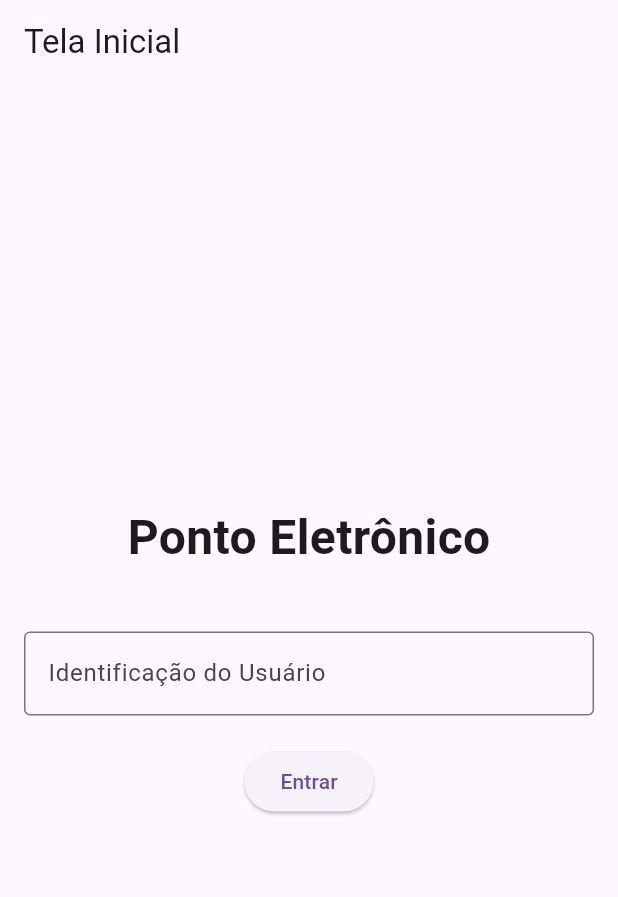
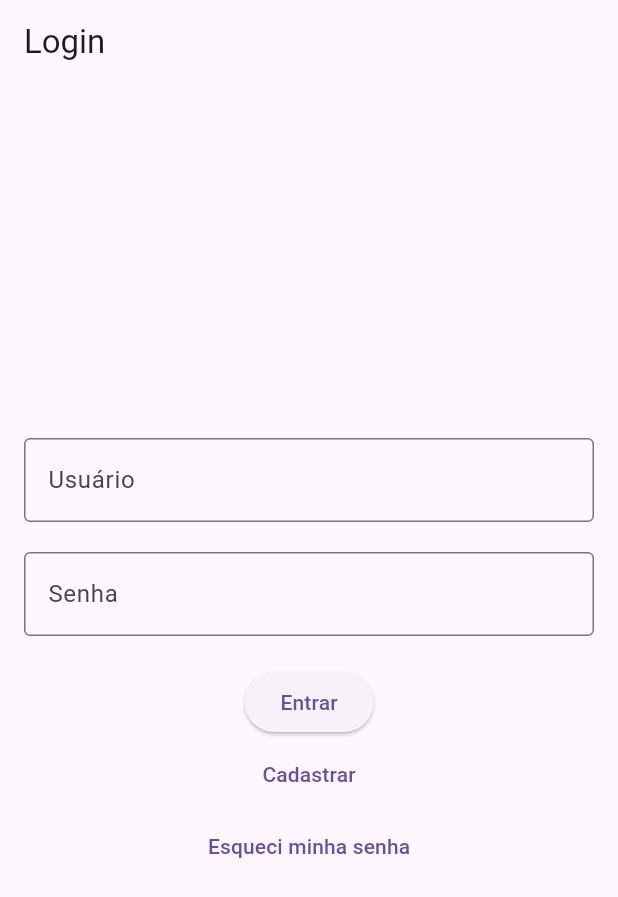
Before and after one commit to Rodkross/flutter_pontoapp, a Flutter app: the screen it shows after launch, on a phone screen of 412 x 824 dp. Shown: the top 897 px of the screen. Run offline on Flutter 3.47's test engine with Material 3 defaults, Android fonts, the phone set to English and light mode, and no system bars.

Commit message:
criando a tela de login

```diff
--- a/lib/main.dart
+++ b/lib/main.dart
@@ -1,7 +1,7 @@
 import 'package:flutter/material.dart';
 import 'package:provider/provider.dart';
-import 'screens/tela_inicial.dart';
 import 'providers/ponto_provider.dart';
+import 'screens/login_screen.dart';
 
 void main() {
   runApp(MyApp());
@@ -13,7 +13,7 @@ class MyApp extends StatelessWidget {
     return ChangeNotifierProvider(
       create: (_) => PontoProvider(),
       child: MaterialApp(
-        home: TelaInicial(),
+        home: LoginScreen(),
       ),
     );
   }
--- a/lib/screens/login_screen.dart
+++ b/lib/screens/login_screen.dart
@@ -0,0 +1,64 @@
+import 'package:flutter/material.dart';
+import 'tela_inicial.dart';
+
+class LoginScreen extends StatelessWidget {
+  final TextEditingController _userController = TextEditingController();
+  final TextEditingController _passwordController = TextEditingController();
+
+  @override
+  Widget build(BuildContext context) {
+    return Scaffold(
+      appBar: AppBar(
+        title: Text('Login'),
+      ),
+      body: Padding(
+        padding: const EdgeInsets.all(16.0),
+        child: Column(
+          mainAxisAlignment: MainAxisAlignment.center,
+          children: [
+            TextField(
+              controller: _userController,
+              decoration: InputDecoration(
+                labelText: 'Usuário',
+                border: OutlineInputBorder(),
+              ),
+            ),
+            SizedBox(height: 20),
+            TextField(
+              controller: _passwordController,
+              obscureText: true,
+              decoration: InputDecoration(
+                labelText: 'Senha',
+                border: OutlineInputBorder(),
+              ),
+            ),
+            SizedBox(height: 20),
+            ElevatedButton(
+              onPressed: () {
+                Navigator.push(
+                  context,
+                  MaterialPageRoute(
+                    builder: (context) => TelaInicial(usuario: _userController.text),
+                  ),
+                );
+              },
+              child: Text('Entrar'),
+            ),
+            TextButton(
+              onPressed: () {
+                // Navegar para a tela de cadastro
+              },
+              child: Text('Cadastrar'),
+            ),
+            TextButton(
+              onPressed: () {
+                // Navegar para a tela de esqueci minha senha
+              },
+              child: Text('Esqueci minha senha'),
+            ),
+          ],
+        ),
+      ),
+    );
+  }
+}
--- a/lib/screens/ponto_screen.dart
+++ b/lib/screens/ponto_screen.dart
@@ -37,7 +37,7 @@ class PontoScreen extends StatelessWidget {
             Padding(
               padding: const EdgeInsets.all(20.0),
               child: Text(
-                'Olá, $usuario.',
+                'Ponto de $usuario.',
                 style: TextStyle(
                   fontSize: 24,
                   fontWeight: FontWeight.bold,
--- a/lib/screens/registros_diarios_screen.dart
+++ b/lib/screens/registros_diarios_screen.dart
@@ -45,8 +45,8 @@ class RegistrosDiariosScreen extends StatelessWidget {
                         _buildRegistroItem('Entrada:', ponto.entrada),
                         _buildRegistroItem('Início Intervalo:', ponto.inicioIntervalo),
                         _buildRegistroItem('Fim Intervalo:', ponto.fimIntervalo),
+                        _buildRegistroItem('Saída:', ponto.saida),
                         _buildTotalJornadaItem(jornadaTrabalhada),
-                        _buildRegistroItem('Saída:', ponto.saida),
                       ],
                     ),
                   ),
--- a/lib/screens/tela_inicial.dart
+++ b/lib/screens/tela_inicial.dart
@@ -1,46 +1,39 @@
 import 'package:flutter/material.dart';
 import 'ponto_screen.dart';
 
-class TelaInicial extends StatelessWidget {
-  final TextEditingController _controller = TextEditingController();
+class TelaInicial extends StatefulWidget {
+  final String usuario;
+
+  TelaInicial({required this.usuario});
+
+  @override
+  _TelaInicialState createState() => _TelaInicialState();
+}
+
+class _TelaInicialState extends State<TelaInicial> {
+  @override
+  void initState() {
+    super.initState();
+    _loadScreen();
+  }
+
+  _loadScreen() async {
+    await Future.delayed(Duration(seconds: 5));
+    Navigator.pushReplacement(
+      context,
+      MaterialPageRoute(
+        builder: (context) => PontoScreen(usuario: widget.usuario),
+      ),
+    );
+  }
 
   @override
   Widget build(BuildContext context) {
     return Scaffold(
-      appBar: AppBar(
-        title: Text('Tela Inicial'),
-      ),
-      body: Padding(
-        padding: const EdgeInsets.all(16.0),
-        child: Column(
-          mainAxisAlignment: MainAxisAlignment.center,
-          children: [
-            Text(
-              'Ponto Eletrônico',
-              style: TextStyle(fontSize: 32, fontWeight: FontWeight.bold),
-            ),
-            SizedBox(height: 40),
-            TextField(
-              controller: _controller,
-              decoration: InputDecoration(
-                labelText: 'Identificação do Usuário',
-                border: OutlineInputBorder(),
-              ),
-            ),
-            SizedBox(height: 20),
-            ElevatedButton(
-              onPressed: () {
-                // Navegar para a tela principal do ponto
-                Navigator.push(
-                  context,
-                  MaterialPageRoute(
-                    builder: (context) => PontoScreen(usuario: _controller.text),
-                  ),
-                );
-              },
-              child: Text('Entrar'),
-            ),
-          ],
+      body: Center(
+        child: Text(
+          'Bem-vindo, ${widget.usuario}!',
+          style: TextStyle(fontSize: 24, fontWeight: FontWeight.bold),
         ),
       ),
     );
--- a/pubspec.yaml
+++ b/pubspec.yaml
@@ -32,6 +32,10 @@ dependencies:
     sdk: flutter
   provider: ^6.0.0
   intl: ^0.17.0
+  firebase_core: ^1.0.0
+  firebase_auth: ^3.0.0 # Exemplo: para autenticação
+  cloud_firestore: ^3.0.0 # Exemplo: para Firestore
+  firebase_storage: ^10.0.0 # Exemplo: para armazenamento
 
 
   # The following adds the Cupertino Icons font to your application.
```
Also changed, not shown: pubspec.lock.
